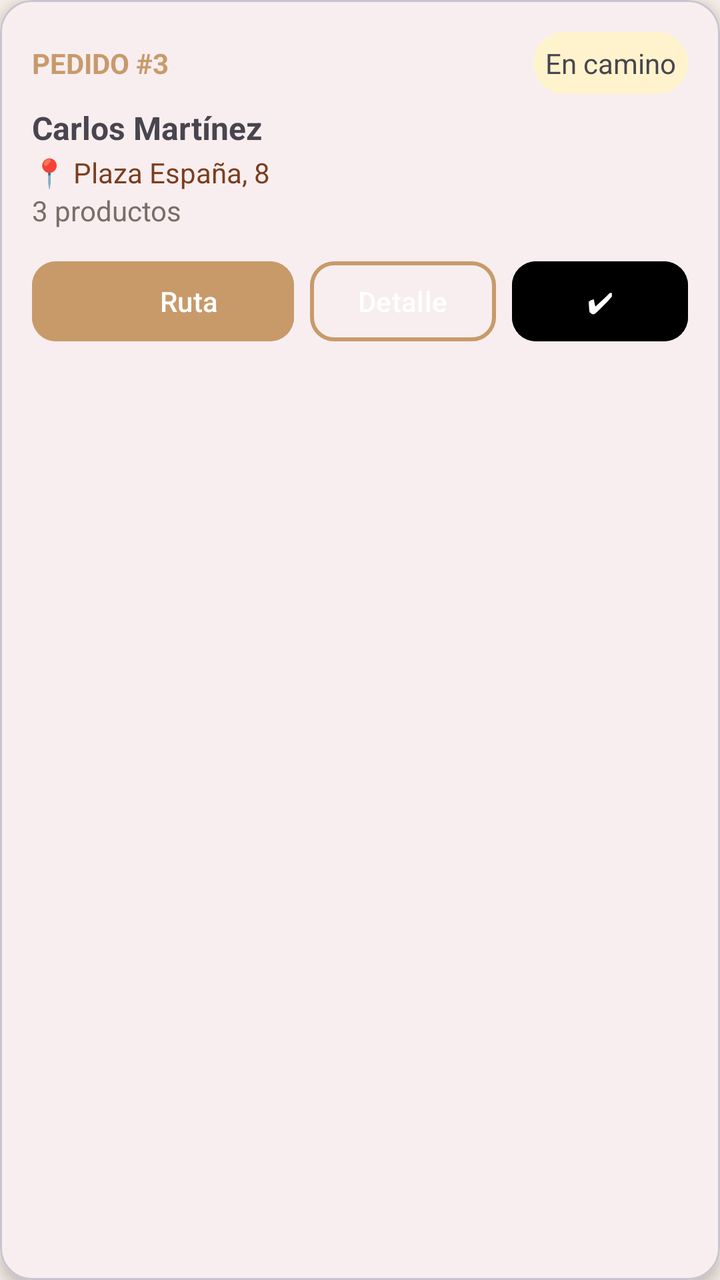
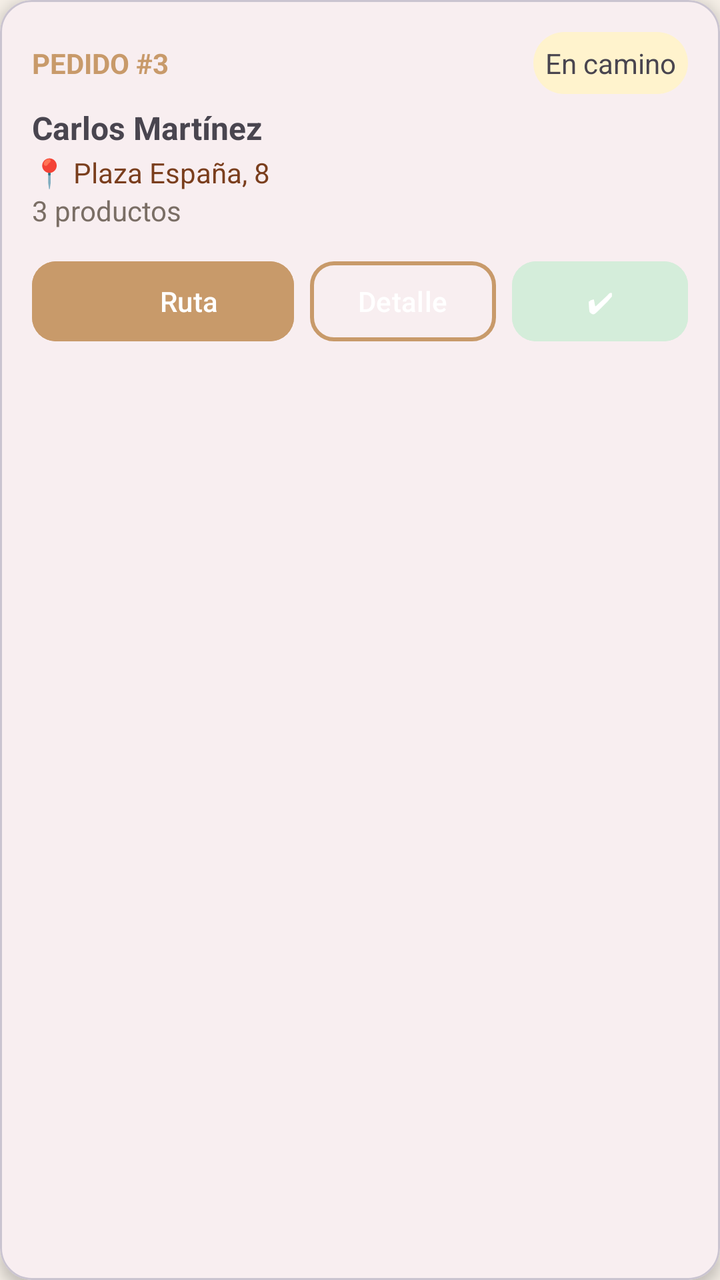

An Android layout rendered at two revisions. The XML below is the earlier revision; the diff shows what the commit changed to produce the second picture.
<!-- AndroidManifest.xml: application theme Theme.AppPanadero -->
<!-- res/layout/item_pedido_repartidor.xml -->
<?xml version="1.0" encoding="utf-8"?>
<com.google.android.material.card.MaterialCardView
    xmlns:android="http://schemas.android.com/apk/res/android"
    xmlns:app="http://schemas.android.com/apk/res-auto"
    android:layout_width="match_parent"
    android:layout_height="wrap_content"
    android:layout_marginBottom="12dp"
    app:cardCornerRadius="16dp"
    app:cardElevation="4dp">

    <LinearLayout
        android:layout_width="match_parent"
        android:layout_height="wrap_content"
        android:orientation="vertical"
        android:padding="16dp"
        android:foreground="?attr/selectableItemBackground">

        
        <LinearLayout
            android:layout_width="match_parent"
            android:layout_height="wrap_content"
            android:orientation="horizontal">

            <TextView
                android:id="@+id/txtTipo"
                android:layout_width="wrap_content"
                android:layout_height="wrap_content"
                android:text="PEDIDO #3"
                android:textStyle="bold"
                android:textColor="@color/primary_color"/>

            <Space
                android:layout_width="0dp"
                android:layout_height="wrap_content"
                android:layout_weight="1"/>

            <TextView
                android:id="@+id/txtEstado"
                android:layout_width="wrap_content"
                android:layout_height="wrap_content"
                android:text="En camino"
                android:background="@drawable/bg_estado_pendiente"
                android:padding="6dp"/>
        </LinearLayout>

        
        <TextView
            android:id="@+id/txtCliente"
            android:layout_width="wrap_content"
            android:layout_height="wrap_content"
            android:text="Carlos Martínez"
            android:textSize="16sp"
            android:textStyle="bold"
            android:layout_marginTop="6dp"/>

        
        <TextView
            android:id="@+id/txtDireccion"
            android:layout_width="wrap_content"
            android:layout_height="wrap_content"
            android:text="📍 Plaza España, 8"
            android:textColor="@color/primary_dark"
            android:layout_marginTop="2dp"/>

        
        <TextView
            android:id="@+id/txtProductos"
            android:layout_width="wrap_content"
            android:layout_height="wrap_content"
            android:text="3 productos"
            android:textColor="@color/text_secondary"/>

        
        <LinearLayout
            android:layout_width="match_parent"
            android:layout_height="wrap_content"
            android:layout_marginTop="12dp"
            android:orientation="horizontal">

            
            <com.google.android.material.button.MaterialButton
                android:id="@+id/btnRuta"
                android:layout_width="0dp"
                android:layout_height="wrap_content"
                android:layout_weight="1"
                android:text="Ruta"
                android:textColor="@android:color/white"
                android:backgroundTint="@color/primary_color"
                app:icon="@drawable/ic_navigation"
                app:cornerRadius="12dp"/>

            <Space
                android:layout_width="8dp"
                android:layout_height="wrap_content"/>

            
            <com.google.android.material.button.MaterialButton
                android:id="@+id/btnDetalle"
                android:layout_width="wrap_content"
                android:layout_height="wrap_content"
                android:text="Detalle"
                android:backgroundTint="@android:color/transparent"
                app:strokeColor="@color/primary_color"
                app:strokeWidth="2dp"
                app:cornerRadius="12dp"/>

            <Space
                android:layout_width="8dp"
                android:layout_height="wrap_content"/>

            
            <com.google.android.material.button.MaterialButton
                android:id="@+id/btnAccion"
                android:layout_width="wrap_content"
                android:layout_height="wrap_content"
                android:text="✔"
                android:backgroundTint="@color/green_success"
                android:textColor="@android:color/white"
                app:cornerRadius="12dp"/>
        </LinearLayout>

    </LinearLayout>

</com.google.android.material.card.MaterialCardView>
<!-- resources referenced by this layout -->
<resources>
  <color name="primary_color">#C89A6A</color>
  <color name="primary_dark">#7A3E1D</color>
  <color name="text_secondary">#7A6E65</color>
  <!-- drawable bg_estado_pendiente (drawable) -->
  <shape xmlns:android="http://schemas.android.com/apk/res/android">
      <solid android:color="#FFF3CD"/>
      <corners android:radius="16dp"/>
  </shape>
  <!-- drawable ic_navigation: png bitmap (drawable, 128 bytes) -->
  <style name="Theme.AppPanadero" parent="Base.Theme.AppPanadero" />
  <style name="Base.Theme.AppPanadero" parent="Theme.Material3.DayNight.NoActionBar">
          <item name="android:colorBackground">@color/background</item>
          <item name="colorPrimary">@color/primary_color</item>
          <item name="colorOnPrimary">@color/white</item>
      </style>
  <color name="background">#F5EFE7</color>
  <color name="white">#FFFFFF</color>
</resources>

<!-- the commit's change to res/layout/item_pedido_repartidor.xml (unified diff, before → after) -->
@@ -114,7 +114,7 @@
                 android:layout_width="wrap_content"
                 android:layout_height="wrap_content"
                 android:text="✔"
-                android:backgroundTint="@color/green_success"
+                android:backgroundTint="@color/estado_entregado_bg"
                 android:textColor="@android:color/white"
                 app:cornerRadius="12dp"/>
         </LinearLayout>
<!-- resource entries referenced after the edit -->
@@ -1,5 +1,6 @@
 <!-- resources referenced by this layout -->
 <resources>
+  <color name="estado_entregado_bg">#D4EDDA</color>
   <color name="primary_color">#C89A6A</color>
   <color name="primary_dark">#7A3E1D</color>
   <color name="text_secondary">#7A6E65</color>
